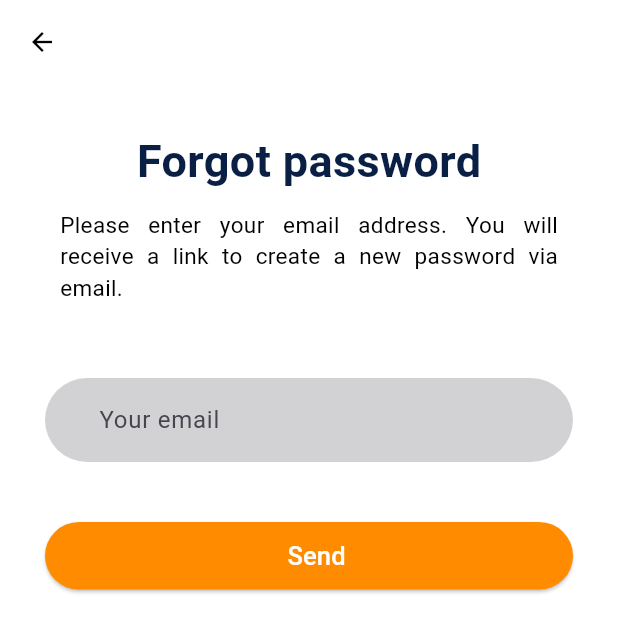
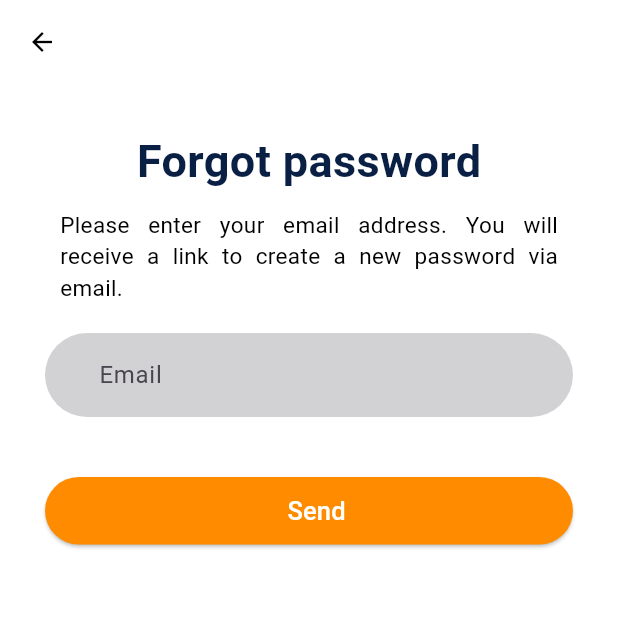
Before and after one commit to superphilip/delivery-app, a Flutter app: the ForgotPassword screen opened by its route, on a phone screen of 412 x 824 dp. Shown: the top 632 px of the screen. Run offline on Flutter 3.47's test engine with Material 3 defaults, Android fonts, the phone set to English and light mode, and no system bars; our stand-ins replace shared_preferences; accounts and stored records are empty; network calls fail.

Commit message:
RecoverPassword

```diff
--- a/lib/src/Base/Views/BaseView.dart
+++ b/lib/src/Base/Views/BaseView.dart
@@ -1,6 +1,7 @@
 import 'package:delivery_app/src/Base/Views/LoadingView.dart';
 import 'package:delivery_app/src/Features/presentation/MainCoordinator/MainCoordinator.dart';
 import 'package:delivery_app/src/Features/presentation/StateProviders/ErrorStateProvider.dart';
+import 'package:delivery_app/src/Features/presentation/StateProviders/Provider.dart';
 import 'package:flutter/widgets.dart';
 
 mixin BaseView {
@@ -8,3 +9,8 @@ mixin BaseView {
   final Widget loadingView = Loadingview();
   final ErrorStateProvider errorStateProvider = ErrorStateProvider();
 }
+
+mixin BaseViewModel {
+  late LoadingStateProvider loadingState = LoadingStateProvider();
+  void iniState({required LoadingStateProvider loadingStateProvider});
+}
--- a/lib/src/features/presentation/commons_widgets/alert_dialog.dart
+++ b/lib/src/features/presentation/commons_widgets/alert_dialog.dart
@@ -40,7 +40,7 @@ Future showAlertDialog(
                 ),
               ),
               Container(
-                margin: EdgeInsets.all(15),
+                margin: EdgeInsets.only(top: 10),
                 child: headerText(
                   headerSubTitle,
                   primaryColor,
--- /dev/null
+++ b/lib/src/features/presentation/forgot_password_page/View/Components/TextFormFieldForgotEmail.dart
@@ -0,0 +1,32 @@
+import 'package:delivery_app/src/Colors/colors.dart';
+import 'package:delivery_app/src/Features/presentation/forgot_password_page/ViewModel/ForgotPasswordViewModel.dart';
+import 'package:delivery_app/src/Utils/Helpers/Validators/FormValidators.dart';
+import 'package:flutter/material.dart';
+
+class TextFormFieldEmailUpdatePassword extends StatelessWidget {
+  final ForgotPasswordViewModel viewModel;
+
+  const TextFormFieldEmailUpdatePassword({super.key, required this.viewModel});
+
+  @override
+  Widget build(BuildContext context) {
+    return Container(
+      margin: EdgeInsets.only(top: 10),
+      padding: EdgeInsets.only(left: 20),
+      decoration: BoxDecoration(
+        color: bgInputs,
+        borderRadius: BorderRadius.circular(40),
+      ),
+      child: TextFormField(
+        keyboardType: TextInputType.emailAddress,
+        decoration: InputDecoration(
+          hintText: 'Email',
+          border: OutlineInputBorder(borderSide: BorderSide.none),
+        ),
+        validator: (value) =>
+            EmailFormValidator.validateEmail(email: value ?? ""),
+        onChanged: (NewValue) => viewModel.email = NewValue,
+      ),
+    );
+  }
+}
--- a/lib/src/features/presentation/forgot_password_page/View/forgot_password.dart
+++ b/lib/src/features/presentation/forgot_password_page/View/forgot_password.dart
@@ -1,3 +1,5 @@
+import 'package:delivery_app/src/Features/presentation/forgot_password_page/View/Components/TextFormFieldForgotEmail.dart';
+import 'package:delivery_app/src/Features/presentation/forgot_password_page/ViewModel/ForgotPasswordViewModel.dart';
 import 'package:flutter/material.dart';
 
 //Widgets
@@ -6,8 +8,18 @@ import 'package:delivery_app/src/Features/presentation/commons_widgets/commons_w
 //Colors
 import 'package:delivery_app/src/Colors/colors.dart';
 
-class ForgotPassword extends StatelessWidget {
+class ForgotPassword extends StatefulWidget {
   const ForgotPassword({super.key});
+
+  @override
+  State<ForgotPassword> createState() => _ForgotPasswordState();
+}
+
+class _ForgotPasswordState extends State<ForgotPassword> {
+  final ForgotPasswordViewModel _viewModel;
+
+  _ForgotPasswordState({ForgotPasswordViewModel? viewModel})
+    : _viewModel = viewModel ?? DefaultForgotPasswordViewModel();
 
   @override
   Widget build(BuildContext context) {
@@ -26,12 +38,7 @@ class ForgotPassword extends StatelessWidget {
           padding: EdgeInsets.all(30),
           child: Column(
             children: [
-              headerText(
-                'Forgot password',
-                primaryColor,
-                30,
-                FontWeight.bold,
-              ),
+              headerText('Forgot password', primaryColor, 30, FontWeight.bold),
               Container(
                 padding: EdgeInsets.all(10),
                 child: headerText(
@@ -41,33 +48,23 @@ class ForgotPassword extends StatelessWidget {
                   FontWeight.w400,
                 ),
               ),
-              _emailInput(),
+              TextFormFieldEmailUpdatePassword(viewModel: _viewModel),
               // _seendButton(context),
-              createButton(width: 370, margin: EdgeInsets.only(top: 40), color: orange, marginText: EdgeInsets.only(left: 10), fontSize: 17, labelButton: 'Send', func: () => _showAlerta(context)),
+              createButton(
+                width: 370,
+                margin: EdgeInsets.only(top: 40),
+                color: orange,
+                marginText: EdgeInsets.only(left: 10),
+                fontSize: 17,
+                labelButton: 'Send',
+                func: () => _ctaButtonTapped(context),
+              ),
             ],
           ),
         ),
       ),
     );
   }
-}
-
-Widget _emailInput() {
-  return Container(
-    margin: EdgeInsets.only(top: 40),
-    padding: EdgeInsets.only(left: 20),
-    decoration: BoxDecoration(
-      color: bgInputs,
-      borderRadius: BorderRadius.circular(30),
-    ),
-    child: TextField(
-      keyboardType: TextInputType.emailAddress,
-      decoration: InputDecoration(
-        hintText: 'Your email',
-        border: OutlineInputBorder(borderSide: BorderSide.none),
-      ),
-    ),
-  );
 }
 
 // Widget _seendButton(BuildContext context) {
@@ -87,12 +84,24 @@ Widget _emailInput() {
 //   );
 // }
 
-Future _showAlerta(BuildContext context) async {
-  await showAlertDialog(
-    context,
-    Image(width: 130, height: 130, image: AssetImage('assets/lock.png')),
-    'Your password has been reset',
-    "You'll shortly receive an email with a code to setup a new passwword.",
-    createButton(width: 370, margin: EdgeInsets.only(top: 40), color: orange, marginText: EdgeInsets.only(left: 10), fontSize: 17, labelButton: 'Done', func: () => Navigator.pop(context))
-  );
+extension UserActions on _ForgotPasswordState {
+  void _ctaButtonTapped(BuildContext context) {
+    _viewModel.updatePassword().then((value) {
+      showAlertDialog(
+        context,
+        Image(width: 130, height: 130, image: AssetImage('assets/lock.png')),
+        'Your password has been reset',
+        "You'll shortly receive an email with a code to setup a new passwword.",
+        createButton(
+          width: 370,
+          margin: EdgeInsets.only(top: 20),
+          color: orange,
+          marginText: EdgeInsets.only(left: 10),
+          fontSize: 17,
+          labelButton: 'Done',
+          func: () => Navigator.pushNamed(context, 'login'),
+        ),
+      );
+    });
+  }
 }
--- /dev/null
+++ b/lib/src/features/presentation/forgot_password_page/ViewModel/ForgotPasswordViewModel.dart
@@ -0,0 +1,21 @@
+import 'package:delivery_app/src/Features/domain/UseCases/Auth/UpdatePasswordUseCase/UpdatePasswordUseCase.dart';
+
+abstract class ForgotPasswordViewModelInput {
+  late String email;
+  Future<void> updatePassword();
+}
+
+abstract class ForgotPasswordViewModel extends ForgotPasswordViewModelInput {}
+
+class DefaultForgotPasswordViewModel extends ForgotPasswordViewModel {
+  final UpdatePasswordUseCase _updatePasswordUseCase;
+
+  DefaultForgotPasswordViewModel({UpdatePasswordUseCase? updatePasswordUseCase})
+    : _updatePasswordUseCase =
+          updatePasswordUseCase ?? DefaultUpdatePasswordUseCase();
+
+  @override
+  Future<void> updatePassword() {
+    return _updatePasswordUseCase.execute(email: email);
+  }
+}
```
Also changed, not shown: lib/src/features/presentation/login_page/View/login_page.dart (+3 -6 lines), lib/src/features/presentation/login_page/ViewModel/LoginViewModel.dart (+9 -8 lines), lib/src/features/presentation/sign_up_page/ViewModel/SignUpViewModel.dart (+4 -3 lines), 1 other file.
